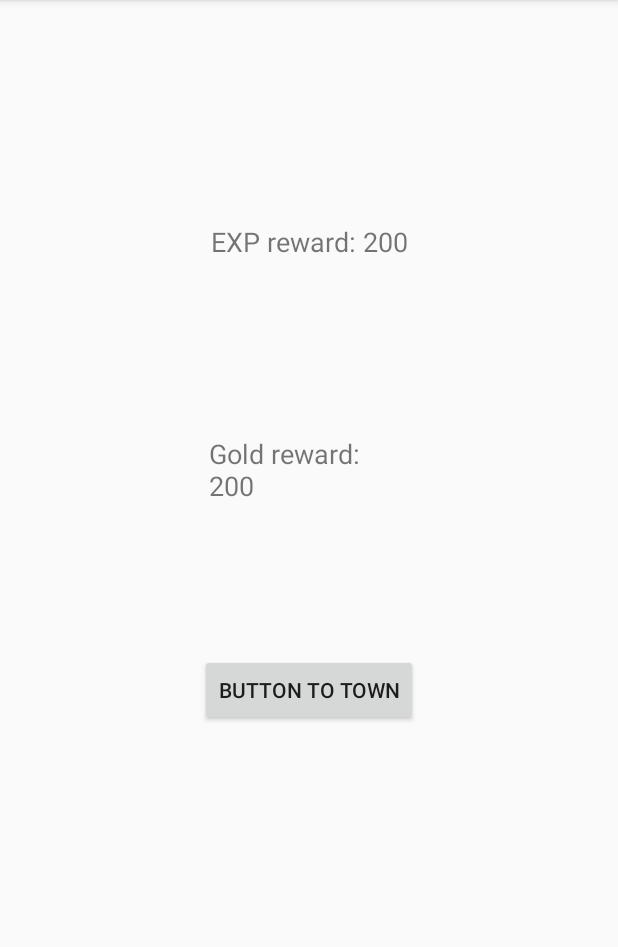
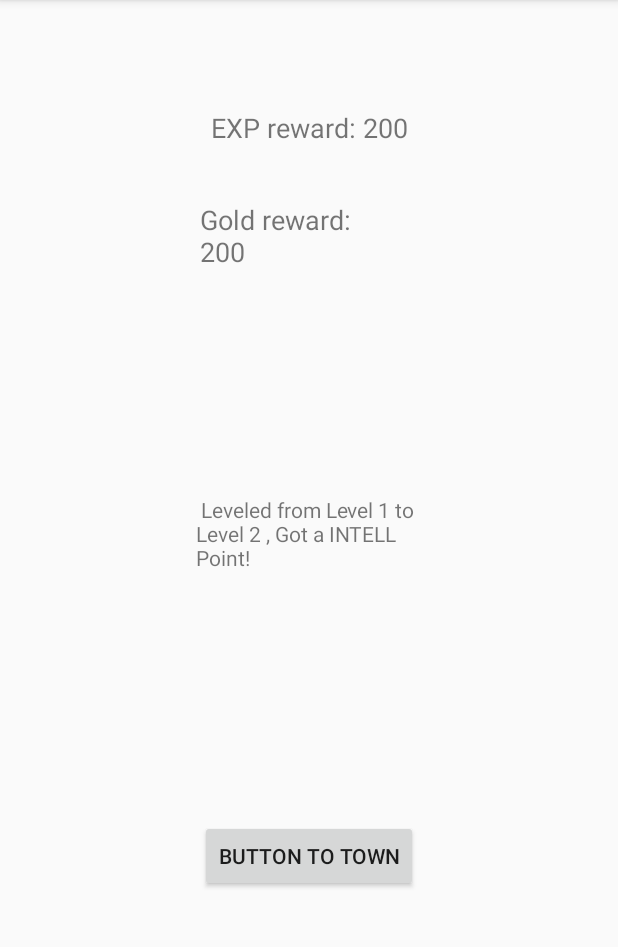
Before and after one commit to achocianowicz/-AdventureProjectFinal, an Android app: the Forest1FindTheChest screen opened directly, with no data from a screen before it, after a tap on "FOUND IT !", on a phone screen of 412 x 824 dp, the part 84-1031 px from its top. Run offline under Robolectric (Android 15) with nearby library versions, the phone set to English and light mode, and no system bars; 3 other taps on this screen came first.

Commit message:
Leveling system is working

```diff
--- a/app/src/main/java/com/example/joydr/adventureprojectfinal/QuestReward.java
+++ b/app/src/main/java/com/example/joydr/adventureprojectfinal/QuestReward.java
@@ -7,8 +7,11 @@ import android.view.View;
 import android.widget.Button;
 import android.widget.TextView;
 
+import java.util.Random;
+
+
 public class QuestReward extends AppCompatActivity {
-TextView requestTitle = null, expReward = null, goldReward = null;
+TextView requestTitle = null, expReward = null, goldReward = null, LevelUpTextBox = null;
 Button questRewardToTownButton = null;
 private String nEXP = null, nGold = null;
     @Override
@@ -21,20 +24,30 @@ private String nEXP = null, nGold = null;
         expReward = findViewById(R.id.expReward);
          nEXP = String.valueOf(Singleton.getInstance().getExpReward());
         expReward.setText("EXP reward: " + nEXP);
+        // Adding the reward exp to char
+        int addingEXP = Integer.parseInt( Singleton.getInstance().getCharCurrentEXP());
+        int updatedEXP = addingEXP + Singleton.getInstance().getExpReward();
+        String setExp = String.valueOf(updatedEXP);
+        Singleton.getInstance().setCharCurrentEXP(setExp);
+        // fix below
+        Singleton.getInstance().setCharOverallEXP(setExp);
 
         goldReward = findViewById(R.id.goldReward);
 
+
          nGold = String.valueOf(Singleton.getInstance().getGoldReward());
         goldReward.setText("Gold reward: " + nGold);
+
+        LevelUpTextBox =findViewById(R.id.LevelUpTextBox);
+
+        checkLevel();
+
         questRewardToTownButton = findViewById(R.id.questRewardToTownButton);
 
         questRewardToTownButton.setOnClickListener(new View.OnClickListener() {
             @Override
             public void onClick(View v) {
-               int addingEXP = Integer.parseInt( Singleton.getInstance().getCharCurrentEXP());
-               int updatedEXP = addingEXP + Singleton.getInstance().getExpReward();
-               String setExp = String.valueOf(updatedEXP);
-                Singleton.getInstance().setCharCurrentEXP(setExp);
+
 
                int addingGold = Integer.parseInt(Singleton.getInstance().getUserGold());
                int updatingGold = addingGold + Singleton.getInstance().getGoldReward();
@@ -46,4 +59,94 @@ private String nEXP = null, nGold = null;
             }
         });
     }
+
+    public void checkLevel() {
+
+        int expM = Singleton.getInstance().getExpM(), expToNextLevel = Singleton.getInstance().getExpToNextLevel();
+
+        int updatedEXP = Integer.parseInt(Singleton.getInstance().getCharCurrentEXP());
+
+
+
+
+            if(updatedEXP >= (expToNextLevel)){
+                int cLvl = Integer.parseInt( Singleton.getInstance().getCharLevel());
+                int oldLevel = cLvl;
+                int nLvl = cLvl + 1;
+                String setNewLevel = String.valueOf(nLvl);
+                Singleton.getInstance().setCharLevel(setNewLevel);
+                // new current exp
+                int newCurrentEXP = updatedEXP - expToNextLevel;
+                String setNewCurrentEXP = String.valueOf(newCurrentEXP);
+                Singleton.getInstance().setCharCurrentEXP(setNewCurrentEXP);
+
+                expToNextLevel *= expM;
+                Singleton.getInstance().setExpToNextLevel(expToNextLevel);
+                String setNextEXP = String.valueOf(expToNextLevel);
+                Singleton.getInstance().setCharEXPToNextLevel(setNextEXP);
+
+
+
+
+
+                int random = new Random().nextInt(3) +1;
+                String point = "1";
+                switch (random){
+
+                    case 1:
+                        int cSTRPoint = Integer.parseInt(Singleton.getInstance().getSTRPoint());
+                        cSTRPoint++;
+                        String setSTRPoint = String.valueOf(cSTRPoint);
+                        Singleton.getInstance().setSTRPoint(setSTRPoint);
+                        LevelUpTextBox.setText(" Leveled from Level " + oldLevel + " to Level " + nLvl + " , Got a STR Point!");
+                        anotherLevel();
+                        break;
+                    case 2:
+                        int cINTELLPoint = Integer.parseInt(Singleton.getInstance().getINTELLPoint());
+                        cINTELLPoint++;
+                        String setINTELLPoint = String.valueOf(cINTELLPoint);
+                        Singleton.getInstance().setINTELLPoint(setINTELLPoint);
+                        LevelUpTextBox.setText(" Leveled from Level " + oldLevel + " to Level " + nLvl + " , Got a INTELL Point!");
+                        anotherLevel();
+                        break;
+                    case 3:
+                        int cDEXPoint = Integer.parseInt(Singleton.getInstance().getDEXPoint());
+                        cDEXPoint++;
+                        String setDEXPoint = String.valueOf(cDEXPoint);
+                        Singleton.getInstance().setDEXPoint(setDEXPoint);
+                        LevelUpTextBox.setText(" Leveled from Level " + oldLevel + " to Level " + nLvl + " , Got a DEX Point!");
+                        anotherLevel();
+                        break;
+
+                }
+
+
+
+            }
+
+            else{
+
+                //same level
+                int cLvl = Integer.parseInt( Singleton.getInstance().getCharLevel());
+                int oldLevel = cLvl;
+                int nLvl = cLvl + 1;
+
+
+                LevelUpTextBox.setText(" Still Level " + oldLevel + ".  To Level to " + nLvl + " ,  you need "+ (expToNextLevel- updatedEXP )+" EXP! ");
+            }
+
+    }
+
+    public void anotherLevel(){
+        int expToNextLevel = Singleton.getInstance().getExpToNextLevel(), charCurrentEXP = Integer.parseInt(Singleton.getInstance().getCharCurrentEXP()); ;
+        if( charCurrentEXP >= (expToNextLevel)){
+            checkLevel();
+
+        }
+        else{
+
+            // no more leveling
+
+        }
+    }
 }
--- a/app/src/main/java/com/example/joydr/adventureprojectfinal/Singleton.java
+++ b/app/src/main/java/com/example/joydr/adventureprojectfinal/Singleton.java
@@ -33,6 +33,10 @@ public class Singleton {
         //Quest rewards
         private  String questTitle = null;
         private int expReward = -1, goldReward = -1;
+
+        // Does Char go up level?
+
+        private int expM = 2, expToNextLevel = 100;
 
 
         // private constructor restricted to this class itself
@@ -423,4 +427,20 @@ public class Singleton {
     public void setMpCount(String mpCount) {
         this.mpCount = mpCount;
     }
+
+    public int getExpM() {
+        return expM;
+    }
+
+    public void setExpM(int expM) {
+        this.expM = expM;
+    }
+
+    public int getExpToNextLevel() {
+        return expToNextLevel;
+    }
+
+    public void setExpToNextLevel(int expToNextLevel) {
+        this.expToNextLevel = expToNextLevel;
+    }
 }
--- a/app/src/main/res/layout/activity_quest_reward.xml
+++ b/app/src/main/res/layout/activity_quest_reward.xml
@@ -13,7 +13,7 @@
         android:layout_marginStart="8dp"
         android:layout_marginTop="8dp"
         android:layout_marginEnd="8dp"
-        android:text="TextView"
+        android:text="Quest TItle"
         android:textSize="30sp"
         app:layout_constraintEnd_toEndOf="parent"
         app:layout_constraintStart_toStartOf="parent"
@@ -24,11 +24,12 @@
         android:layout_width="131dp"
         android:layout_height="41dp"
         android:layout_marginStart="8dp"
-        android:layout_marginTop="100dp"
+        android:layout_marginTop="24dp"
         android:layout_marginEnd="8dp"
-        android:text="TextView"
+        android:text="EXp"
         android:textSize="18sp"
         app:layout_constraintEnd_toEndOf="parent"
+        app:layout_constraintHorizontal_bias="0.502"
         app:layout_constraintStart_toStartOf="parent"
         app:layout_constraintTop_toBottomOf="@+id/requestTitle" />
 
@@ -37,11 +38,12 @@
         android:layout_width="134dp"
         android:layout_height="50dp"
         android:layout_marginStart="8dp"
-        android:layout_marginTop="100dp"
+        android:layout_marginTop="20dp"
         android:layout_marginEnd="8dp"
-        android:text="TextView"
+        android:text="Gold"
         android:textSize="18sp"
         app:layout_constraintEnd_toEndOf="parent"
+        app:layout_constraintHorizontal_bias="0.478"
         app:layout_constraintStart_toStartOf="parent"
         app:layout_constraintTop_toBottomOf="@+id/expReward" />
 
@@ -50,9 +52,26 @@
         android:layout_width="wrap_content"
         android:layout_height="wrap_content"
         android:layout_marginStart="8dp"
-        android:layout_marginTop="96dp"
+        android:layout_marginTop="8dp"
         android:layout_marginEnd="8dp"
+        android:layout_marginBottom="8dp"
         android:text="Button To Town"
+        app:layout_constraintBottom_toBottomOf="parent"
+        app:layout_constraintEnd_toEndOf="parent"
+        app:layout_constraintStart_toStartOf="parent"
+        app:layout_constraintTop_toTopOf="parent"
+        app:layout_constraintVertical_bias="0.765" />
+
+    <TextView
+        android:id="@+id/LevelUpTextBox"
+        android:layout_width="151dp"
+        android:layout_height="71dp"
+        android:layout_marginStart="8dp"
+        android:layout_marginTop="8dp"
+        android:layout_marginEnd="8dp"
+        android:layout_marginBottom="8dp"
+        android:text="Level UP"
+        app:layout_constraintBottom_toTopOf="@+id/questRewardToTownButton"
         app:layout_constraintEnd_toEndOf="parent"
         app:layout_constraintStart_toStartOf="parent"
         app:layout_constraintTop_toBottomOf="@+id/goldReward" />
```
Also changed, not shown: app/src/main/java/com/example/joydr/adventureprojectfinal/CharacterStats.java (+31 -14 lines).
